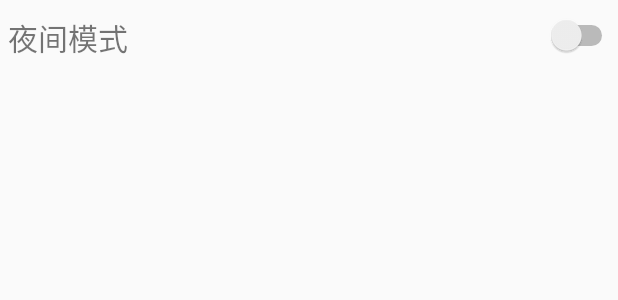
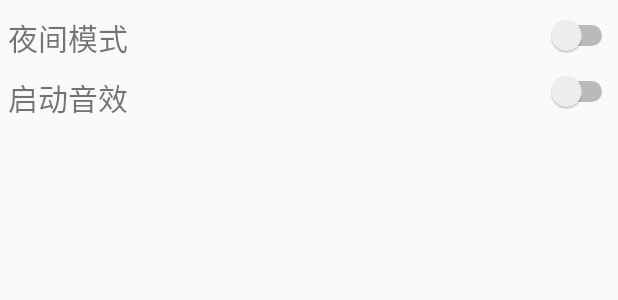
Before and after one commit to Omooo/Tools, an Android app: the layout settings.xml on its own in the app's theme, with its tools: preview values and no code run, on a phone screen of 412 x 824 dp. Shown: the top 300 px of the screen. Run offline under Robolectric (Android 15) with nearby library versions, the phone set to English and light mode, and no system bars.

Commit message:
新增：音效。

```diff
--- a/app/src/main/AndroidManifest.xml
+++ b/app/src/main/AndroidManifest.xml
@@ -5,11 +5,13 @@
     <uses-permission android:name="android.permission.INTERNET"></uses-permission>
     <uses-permission android:name="android.permission.WRITE_EXTERNAL_STORAGE"/>
     <uses-permission android:name="android.permission.READ_EXTERNAL_STORAGE"/>
+    <uses-permission android:name="android.permission.MODIFY_AUDIO_SETTINGS"/>
     <!--<uses-permission android:name="android.permission.WRITE_EXTERNAL_STORAGE"></uses-permission>-->
     <!--<uses-feature android:name="android.hardware.camera" />-->
     <!--<uses-feature android:name="android.hardware.camera.autofocus" />-->
 
     <application
+        android:persistent="true"
         android:allowBackup="true"
         android:icon="@mipmap/icon"
         android:label="@string/app_name"
@@ -63,6 +65,10 @@
         <activity android:name=".AboutTools">
 
         </activity>
+        <service android:name=".service.ServiceSound"
+                 android:persistent="true">
+
+        </service>
     </application>
 
 </manifest>
--- a/app/src/main/res/layout/settings.xml
+++ b/app/src/main/res/layout/settings.xml
@@ -11,6 +11,13 @@
         android:layout_height="match_parent">
         <TextView
             android:text="夜间模式"
+            android:textSize="20sp"
+            android:layout_marginLeft="5dp"
+            android:layout_marginTop="10dp"
+            android:layout_width="match_parent"
+            android:layout_height="wrap_content"/>
+        <TextView
+            android:text="启动音效"
             android:textSize="20sp"
             android:layout_marginLeft="5dp"
             android:layout_marginTop="10dp"
@@ -34,5 +41,11 @@
             android:layout_marginTop="10dp"
             android:layout_width="match_parent"
             android:layout_height="wrap_content"/>
+        <Switch
+            android:id="@+id/switchSound"
+            android:onClick="switchSound"
+            android:layout_marginTop="10dp"
+            android:layout_width="match_parent"
+            android:layout_height="wrap_content"/>
     </LinearLayout>
 </LinearLayout>
```
Also changed, not shown: app/src/main/java/com/example/ssc/tools/SettingsTools.java (+23 -4 lines), app/src/main/java/com/example/ssc/tools/service/ServiceSound.java (added, +44 -0 lines), 1 other file.
